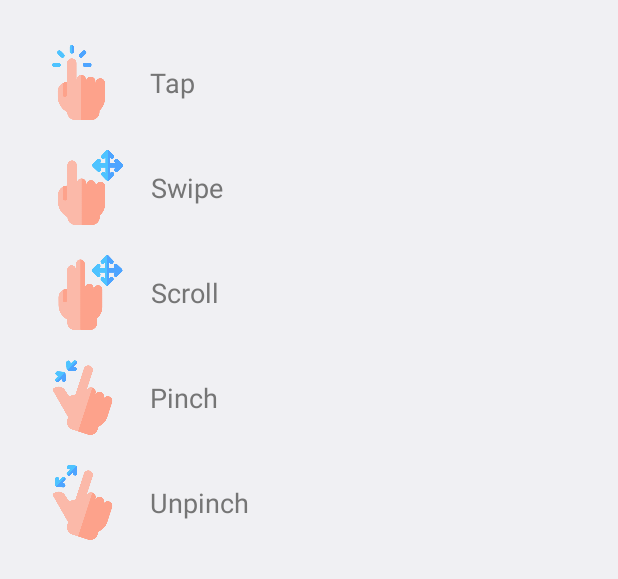
After one commit to JerryZhangZZY/geslock, an Android app: the layout dialog_guide.xml on its own in the app's theme, with its tools: preview values and no code run, on a phone screen of 412 x 824 dp. The commit adds this screen. Shown: the top 579 px of the screen. Run offline under Robolectric (Android 15) with nearby library versions, the phone set to English and light mode, and no system bars.

Commit message:
close #4 add gesture guide on first launch

```diff
--- a/app/src/main/java/com/example/geslock/tools/MyDefaultPref.java
+++ b/app/src/main/java/com/example/geslock/tools/MyDefaultPref.java
@@ -34,6 +34,8 @@ public class MyDefaultPref {
     private static final int order = 0;
     private static final int property = 0;
 
+    private static final boolean firstLaunch = true;
+
     public static void init() {
         defaultValues.put("icon", icon);
         defaultValues.put("cross", cross);
@@ -49,6 +51,7 @@ public class MyDefaultPref {
         defaultValues.put("sort", sort);
         defaultValues.put("order", order);
         defaultValues.put("property", property);
+        defaultValues.put("first-launch", firstLaunch);
     }
 
     public static boolean getDefaultBoolean(String key) {
@@ -102,6 +105,7 @@ public class MyDefaultPref {
         editor.putInt("sort", sort);
         editor.putInt("order", order);
         editor.putInt("property", property);
+        editor.putBoolean("first-launch", firstLaunch);
         editor.commit();
     }
 }
--- /dev/null
+++ b/app/src/main/res/color/selector_light_gray_on_click.xml
@@ -0,0 +1,5 @@
+<?xml version="1.0" encoding="utf-8"?>
+<selector xmlns:android="http://schemas.android.com/apk/res/android">
+    <item android:state_pressed="true" android:color="?android:subtitleTextColor"/>
+    <item android:color="?colorOnPrimarySurface"/>
+</selector>
--- a/app/src/main/res/drawable/alert_dialog_background.xml
+++ b/app/src/main/res/drawable/alert_dialog_background.xml
@@ -7,7 +7,7 @@
             <solid
                 android:color="?cardBackgroundColor"/>
             <corners
-                android:radius="15dp" />
+                android:radius="@dimen/corner_radius" />
             <padding
                 android:left="25dp"
                 android:right="25dp" />
--- a/app/src/main/res/drawable/rocker_dialog_background.xml
+++ b/app/src/main/res/drawable/rocker_dialog_background.xml
@@ -3,5 +3,5 @@
     <solid
         android:color="?cardBackgroundColor"/>
     <corners
-        android:radius="15dp" />
+        android:radius="@dimen/corner_radius" />
 </shape>
--- /dev/null
+++ b/app/src/main/res/layout/dialog_guide.xml
@@ -0,0 +1,112 @@
+<?xml version="1.0" encoding="utf-8"?>
+<androidx.constraintlayout.widget.ConstraintLayout xmlns:android="http://schemas.android.com/apk/res/android"
+    xmlns:app="http://schemas.android.com/apk/res-auto"
+    android:layout_width="match_parent"
+    android:layout_height="match_parent"
+    android:padding="30dp">
+
+    <ImageView
+        android:id="@+id/imgGuideTap"
+        android:layout_width="50dp"
+        android:layout_height="50dp"
+        android:layout_marginStart="-3dp"
+        app:layout_constraintStart_toStartOf="parent"
+        app:layout_constraintTop_toTopOf="parent"
+        app:srcCompat="@drawable/ic_guide_tap" />
+
+    <TextView
+        android:id="@+id/tvGuideTap"
+        android:layout_width="wrap_content"
+        android:layout_height="wrap_content"
+        android:layout_marginStart="23dp"
+        android:text="@string/guide_tap"
+        android:textSize="18sp"
+        app:layout_constraintBottom_toBottomOf="@+id/imgGuideTap"
+        app:layout_constraintStart_toEndOf="@+id/imgGuideTap"
+        app:layout_constraintTop_toTopOf="@+id/imgGuideTap" />
+
+    <ImageView
+        android:id="@+id/imgGuideSwipe"
+        android:layout_width="50dp"
+        android:layout_height="50dp"
+        android:layout_marginStart="5dp"
+        android:layout_marginTop="20dp"
+        app:layout_constraintStart_toStartOf="parent"
+        app:layout_constraintTop_toBottomOf="@+id/imgGuideTap"
+        app:layout_constraintWidth_percent="0.2"
+        app:srcCompat="@drawable/ic_guide_swipe" />
+
+    <TextView
+        android:id="@+id/tvGuideSwipe"
+        android:layout_width="wrap_content"
+        android:layout_height="wrap_content"
+        android:layout_marginStart="15dp"
+        android:text="@string/guide_swipe"
+        android:textSize="18sp"
+        app:layout_constraintBottom_toBottomOf="@+id/imgGuideSwipe"
+        app:layout_constraintStart_toEndOf="@+id/imgGuideSwipe"
+        app:layout_constraintTop_toTopOf="@+id/imgGuideSwipe" />
+
+    <ImageView
+        android:id="@+id/imgGuideScroll"
+        android:layout_width="50dp"
+        android:layout_height="50dp"
+        android:layout_marginStart="5dp"
+        android:layout_marginTop="20dp"
+        app:layout_constraintStart_toStartOf="parent"
+        app:layout_constraintTop_toBottomOf="@+id/imgGuideSwipe"
+        app:srcCompat="@drawable/ic_guide_scroll" />
+
+    <TextView
+        android:id="@+id/tvGuideScroll"
+        android:layout_width="wrap_content"
+        android:layout_height="wrap_content"
+        android:layout_marginStart="15dp"
+        android:text="@string/guide_scroll"
+        android:textSize="18sp"
+        app:layout_constraintBottom_toBottomOf="@+id/imgGuideScroll"
+        app:layout_constraintStart_toEndOf="@+id/imgGuideScroll"
+        app:layout_constraintTop_toTopOf="@+id/imgGuideScroll" />
+
+    <ImageView
+        android:id="@+id/imgGuidePinch"
+        android:layout_width="50dp"
+        android:layout_height="50dp"
+        android:layout_marginTop="20dp"
+        app:layout_constraintStart_toStartOf="parent"
+        app:layout_constraintTop_toBottomOf="@+id/imgGuideScroll"
+        app:srcCompat="@drawable/ic_guide_pinch" />
+
+    <TextView
+        android:id="@+id/tvGuidePinch"
+        android:layout_width="wrap_content"
+        android:layout_height="wrap_content"
+        android:layout_marginStart="20dp"
+        android:text="@string/guide_pinch"
+        android:textSize="18sp"
+        app:layout_constraintBottom_toBottomOf="@+id/imgGuidePinch"
+        app:layout_constraintStart_toEndOf="@+id/imgGuidePinch"
+        app:layout_constraintTop_toTopOf="@+id/imgGuidePinch" />
+
+    <ImageView
+        android:id="@+id/imgGuideUnpinch"
+        android:layout_width="50dp"
+        android:layout_height="50dp"
+        android:layout_marginTop="20dp"
+        app:layout_constraintDimensionRatio="1"
+        app:layout_constraintStart_toStartOf="parent"
+        app:layout_constraintTop_toBottomOf="@+id/imgGuidePinch"
+        app:layout_constraintWidth_percent="0.2"
+        app:srcCompat="@drawable/ic_guide_unpinch" />
+
+    <TextView
+        android:id="@+id/tvGuideUnpinch"
+        android:layout_width="wrap_content"
+        android:layout_height="wrap_content"
+        android:layout_marginStart="20dp"
+        android:text="@string/guide_unpinch"
+        android:textSize="18sp"
+        app:layout_constraintBottom_toBottomOf="@+id/imgGuideUnpinch"
+        app:layout_constraintStart_toEndOf="@+id/imgGuideUnpinch"
+        app:layout_constraintTop_toTopOf="@+id/imgGuideUnpinch" />
+</androidx.constraintlayout.widget.ConstraintLayout>
--- a/app/src/main/res/values/dimens.xml
+++ b/app/src/main/res/values/dimens.xml
@@ -2,4 +2,5 @@
     <!-- Default screen margins, per the Android Design guidelines. -->
     <dimen name="activity_horizontal_margin">16dp</dimen>
     <dimen name="activity_vertical_margin">16dp</dimen>
+    <dimen name="corner_radius">18dp</dimen>
 </resources>
--- a/app/src/main/res/values/strings.xml
+++ b/app/src/main/res/values/strings.xml
@@ -62,6 +62,7 @@
 
     <string name="ok">OK</string>
     <string name="cancel">Cancel</string>
+    <string name="finish">Finish</string>
 
     <string name="edit_file_rename">Rename</string>
     <string name="edit_file_delete">Delete</string>
@@ -103,4 +104,11 @@
     <string name="type_xls">Microsoft Excel</string>
     <string name="type_pdf">Portable document</string>
     <string name="type_other">Other type</string>
+
+    <string name="guide_title">Gesture Guide</string>
+    <string name="guide_tap">Tap</string>
+    <string name="guide_swipe">Swipe</string>
+    <string name="guide_scroll">Scroll</string>
+    <string name="guide_pinch">Pinch</string>
+    <string name="guide_unpinch">Unpinch</string>
 </resources>
--- a/app/src/main/res/values/styles.xml
+++ b/app/src/main/res/values/styles.xml
@@ -3,7 +3,7 @@
     <style name="cardStyle">
         <item name="android:layout_marginLeft">15dp</item>
         <item name="android:layout_marginRight">15dp</item>
-        <item name="cardCornerRadius">15dp</item>
+        <item name="cardCornerRadius">@dimen/corner_radius</item>
         <item name="cardBackgroundColor">?attr/cardBackgroundColor</item>
         <item name="cardElevation">10dp</item>
         <item name="cardUseCompatPadding">false</item>
@@ -78,6 +78,7 @@
         <item name="android:background">@drawable/sheet_background</item>
     </style>
 
+    <!--custom menu text size-->
     <style name="popupMenuStyle" parent="Widget.AppCompat.PopupMenu">
         <item name="android:textSize">18sp</item>
     </style>
```
Also changed, not shown: app/src/main/java/com/example/geslock/ui/home/HomeFragment.java (+9 -13 lines), app/src/main/java/com/example/geslock/ui/home/RockerDialog.java (+57 -31 lines), app/src/main/res/layout/dialog_rocker.xml (+16 -5 lines), app/src/main/res/color/selector_dark_gray_on_click.xml (renamed from app/src/main/res/color/selector_gray_on_click.xml), app/src/main/res/drawable/ic_guide.png (added), app/src/main/res/drawable/ic_guide_pinch.png (added), app/src/main/res/drawable/ic_guide_scroll.png (added), app/src/main/res/drawable/ic_guide_swipe.png (added), app/src/main/res/drawable/ic_guide_tap.png (added), app/src/main/res/drawable/ic_guide_unpinch.png (added), app/src/main/res/drawable/ic_question.png (added), 1 other file.
